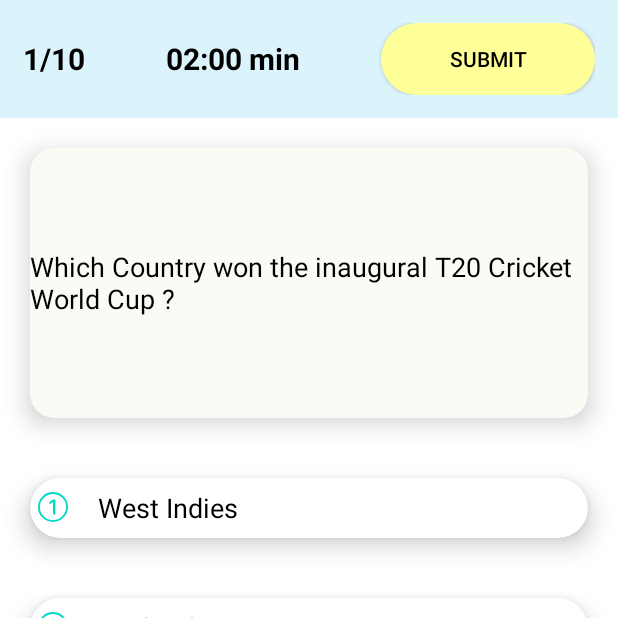
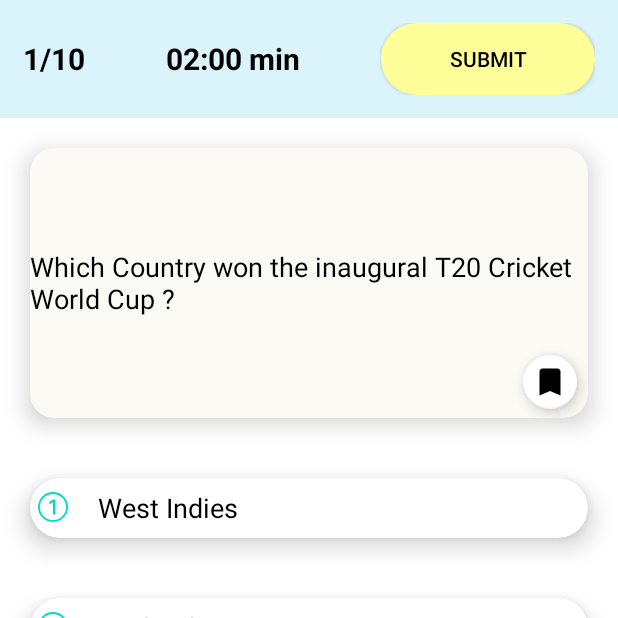
Before and after one commit to Avi2001tech/Quiz_App, an Android app: the QuestionActivity screen opened directly, with no data from a screen before it, on a phone screen of 412 x 824 dp, the top half of it. Run offline under Robolectric (Android 15) with nearby library versions, the phone set to English and light mode, and no system bars.

Commit message:
Added bookmark feature and activated timer

```diff
--- a/app/src/main/java/com/example/integration/QuestionActivity.java
+++ b/app/src/main/java/com/example/integration/QuestionActivity.java
@@ -8,6 +8,7 @@ import androidx.cardview.widget.CardView;
 
 import android.app.Dialog;
 import android.content.Intent;
+import android.content.res.ColorStateList;
 import android.os.Bundle;
 import android.os.CountDownTimer;
 import android.view.View;
@@ -15,10 +16,12 @@ import android.widget.Button;
 import android.widget.TextView;
 import android.widget.Toast;
 
+import com.google.android.material.floatingactionbutton.FloatingActionButton;
 import com.google.rpc.RequestInfo;
 
 import java.util.ArrayList;
 import java.util.List;
+import java.util.concurrent.TimeUnit;
 
 public class QuestionActivity extends AppCompatActivity {
 
@@ -34,8 +37,10 @@ public class QuestionActivity extends AppCompatActivity {
     TextView qText, optiona, optionb, optionc, optiond;
     CardView cardOA,cardOB, cardOC, cardOD;
     ArrayList<ModelClass> listOfQ;
-    TextView scoreUpdate;
+    TextView scoreUpdate,countTimer;
     AppCompatButton nextBtn;
+    FloatingActionButton book_mark;
+    int flag_book_mark =0;
 
 
     @Override
@@ -57,8 +62,6 @@ public class QuestionActivity extends AppCompatActivity {
         listOfQ.add(new ModelClass("Term Chinaman is related to which sport ?","Football","Hockey","Golf","Cricket","Cricket"));
         listOfQ.add(new ModelClass("With which game does Davies Cup is associated ?","Hockey","Table Tennis","Lawn Tennis","Polo","Lawn Tennis"));
 
-
-
         allQuestionsList = listOfQ;
         modelclass = listOfQ.get(index);
 
@@ -70,9 +73,13 @@ public class QuestionActivity extends AppCompatActivity {
                 nextBtn.setClickable(false);
             }
         });*/
+
+                                 // next button coded here
         nextBtn.setOnClickListener(new View.OnClickListener() {
             @Override
             public void onClick(View view) {
+                book_mark.setBackgroundTintList(ColorStateList.valueOf(getResources().getColor(R.color.white)));
+                flag_book_mark =0;
                 enableButton();
                 // nextBtn.setClickable(false);
                 index++;
@@ -85,9 +92,8 @@ public class QuestionActivity extends AppCompatActivity {
             }
         });
 
-
-
         setAllData();
+        startTimer();
 
 //        findViewById(R.id.nextBtn).setOnClickListener(new View.OnClickListener() {
 //            @Override
@@ -106,7 +112,7 @@ public class QuestionActivity extends AppCompatActivity {
 //
 //            }
 //        });
-
+                           //  Submit button coded here
         findViewById(R.id.end_quiz).setOnClickListener(new View.OnClickListener() {
             @Override
             public void onClick(View view) {
@@ -117,9 +123,55 @@ public class QuestionActivity extends AppCompatActivity {
             }
         });
 
+        book_mark.setOnClickListener(new View.OnClickListener() {
+            @Override
+            public void onClick(View view) {
+                if(flag_book_mark == 0){
+                    book_mark.setBackgroundTintList(ColorStateList.valueOf(getResources().getColor(R.color.Red)));
+                    flag_book_mark =1;
+                }
+                else{
+                    book_mark.setBackgroundTintList(ColorStateList.valueOf(getResources().getColor(R.color.white)));
+                    flag_book_mark =0;
+                }
+                //book_mark.setBackgroundTintList(ColorStateList.valueOf(getResources().getColor(R.color.Red)));
+            }
+        });
 
     }
 
+
+                         //Timer code done here
+    private void startTimer(){
+        long totalTime = 2*60*1000 + 1000;
+        CountDownTimer timer = new CountDownTimer(totalTime,1000) {
+            @Override
+            public void onTick(long remainingTime) {
+                long timeleft =remainingTime;
+                String time = String.format("%02d:%02d min", TimeUnit.MILLISECONDS.toMinutes(remainingTime),
+                        TimeUnit.MILLISECONDS.toSeconds(remainingTime)
+                                - TimeUnit.MINUTES.toSeconds((TimeUnit.MILLISECONDS.toMinutes(remainingTime))));
+
+                countTimer.setText(time);
+
+            }
+
+            @Override
+            public void onFinish() {
+                Intent i = new Intent(QuestionActivity.this, FinsihQuiz.class);
+                i.putExtra("correct",correctCount);
+                i.putExtra("wrong",wrongCount);
+                startActivity(i);
+
+            }
+        };
+
+        timer.start();
+
+
+    }
+
+                            // All questions and options data are set here
     private void setAllData() {
         qText.setText(modelclass.getQuestion());
         optiona.setText(modelclass.getoA());
@@ -129,6 +181,7 @@ public class QuestionActivity extends AppCompatActivity {
         resetColor();
     }
 
+                           // All findview by id here
     private void Hooks() {
         qText = findViewById(R.id.qText);
         optiona =findViewById(R.id.optiona);
@@ -144,8 +197,11 @@ public class QuestionActivity extends AppCompatActivity {
         nextBtn = findViewById(R.id.nextBtn);
 //        endQuiz = findViewById(R.id.end_quiz);
         scoreUpdate = findViewById(R.id.score_update);
+        countTimer = findViewById(R.id.countTimer);
+        book_mark = findViewById(R.id.book_mark);
     }
 
+                            //Correct cardview code here
     public void Correct(CardView cardview){
         correctCount++;
         cardview.setCardBackgroundColor(getResources().getColor(R.color.PaleGreen));
@@ -195,6 +251,7 @@ public class QuestionActivity extends AppCompatActivity {
 
     }
 
+                           // wrong cardview here
     public void Wrong(CardView cardview){
         wrongCount++;
         cardview.setCardBackgroundColor(getResources().getColor(R.color.Red));
@@ -233,25 +290,25 @@ public class QuestionActivity extends AppCompatActivity {
 
 
     }
-
 //    private void GameWon(){
 //        Intent i = new Intent(QuestionActivity.this, FinsihQuiz.class);
 //        startActivity(i);
 //    }
-
+              // Enable button coded here
     public void enableButton(){
         cardOA.setClickable(true );
         cardOB.setClickable(true );
         cardOC.setClickable(true );
         cardOD.setClickable(true );
     }
+              // disable button coded here
     public void disableButton(){
         cardOA.setClickable(false );
         cardOB.setClickable(false );
         cardOC.setClickable(false );
         cardOD.setClickable(false );
     }
-
+              // Colour change on coding here
     public void resetColor(){
         cardOA.setCardBackgroundColor(getResources().getColor(R.color.white));
         cardOB.setCardBackgroundColor(getResources().getColor(R.color.white));
@@ -259,6 +316,8 @@ public class QuestionActivity extends AppCompatActivity {
         cardOD.setCardBackgroundColor(getResources().getColor(R.color.white));
     }
 
+
+                        // Alloptions coded here
     public void OptionAClick(View view) {
         nextBtn.setClickable(true);
         disableButton();
--- a/app/src/main/res/layout/activity_main.xml
+++ b/app/src/main/res/layout/activity_main.xml
@@ -12,8 +12,6 @@
     <include layout="@layout/app_bar_main"
         android:layout_height="match_parent"
         android:layout_width="match_parent"/>
-
-
 
     <com.google.android.material.navigation.NavigationView
         android:layout_width="wrap_content"
--- a/app/src/main/res/layout/activity_profile_page.xml
+++ b/app/src/main/res/layout/activity_profile_page.xml
@@ -39,7 +39,7 @@
 
             <com.google.android.material.floatingactionbutton.FloatingActionButton
                 android:id="@+id/fab"
-                android:layout_width="48dp"
+                android:layout_width="40dp"
                 android:layout_height="48dp"
                 android:layout_gravity="center_vertical"
                 android:layout_marginStart="-20dp"
@@ -47,6 +47,7 @@
                 android:layout_marginEnd="5dp"
                 android:backgroundTint="#e6e6fa"
                 android:src="@drawable/create"
+                app:fabCustomSize="40dp"
                 tools:ignore="SpeakableTextPresentCheck" />
 
 
--- a/app/src/main/res/layout/activity_question.xml
+++ b/app/src/main/res/layout/activity_question.xml
@@ -11,6 +11,7 @@
         android:layout_height="wrap_content"
         android:orientation="vertical">
 
+                        //  top layout
         <LinearLayout
             android:layout_width="match_parent"
             android:layout_height="wrap_content"
@@ -29,7 +30,7 @@
                 android:textStyle="bold"
                 android:textColor="@color/black"/>
             <TextView
-                android:id="@+id/timer"
+                android:id="@+id/countTimer"
                 android:layout_width="wrap_content"
                 android:layout_height="wrap_content"
                 android:layout_weight="1"
@@ -45,7 +46,7 @@
                 android:layout_height="wrap_content"
                 android:layout_weight="1"
                 android:text="Submit"
-
+                android:clickable="true"
                 android:background="@drawable/roundbutton"
                 android:backgroundTint="#ffff99"
                 android:textColor="@color/black"
@@ -55,7 +56,7 @@
 
         </LinearLayout>
 
-
+                    // question layout
         <androidx.cardview.widget.CardView
             android:layout_width="match_parent"
             android:layout_height="180sp"
@@ -72,10 +73,20 @@
                 android:text="Question will be displayed here"
                 android:textSize="18sp"
                 android:textColor="#000000"/>
-
+            <com.google.android.material.floatingactionbutton.FloatingActionButton
+                android:id="@+id/book_mark"
+                android:layout_width="36dp"
+                android:layout_height="36dp"
+                android:layout_gravity="bottom|right"
+                android:layout_marginEnd="1dp"
+                android:clickable="true"
+                app:backgroundTint="@color/white"
+                app:fabSize="mini"
+                app:fabCustomSize="36dp"
+                android:src="@drawable/bookmark"/>
 
         </androidx.cardview.widget.CardView>
-
+                    // option1 layout
         <androidx.cardview.widget.CardView
             android:id="@+id/cardA"
             android:layout_width="match_parent"
@@ -101,7 +112,7 @@
 
 
         </androidx.cardview.widget.CardView>
-
+                     //option2 layout
         <androidx.cardview.widget.CardView
             android:id="@+id/cardB"
             android:onClick="OptionBClick"
@@ -126,7 +137,7 @@
 
 
         </androidx.cardview.widget.CardView>
-
+                    // option 3 layout
         <androidx.cardview.widget.CardView
             android:id="@+id/cardC"
             android:onClick="OptionCClick"
@@ -151,7 +162,7 @@
 
 
         </androidx.cardview.widget.CardView>
-
+                    //option4 layout
         <androidx.cardview.widget.CardView
             android:id="@+id/cardD"
             android:onClick="OptionDClick"
@@ -176,7 +187,7 @@
 
 
         </androidx.cardview.widget.CardView>
-
+                   // submit button layout
         <androidx.appcompat.widget.AppCompatButton
 
             android:id="@+id/nextBtn"
@@ -193,7 +204,6 @@
 
             />
 
-
     </LinearLayout>
 
 </ScrollView>
```
Also changed, not shown: app/src/main/res/layout/activity_finsih_quiz.xml (+6 -17 lines).
